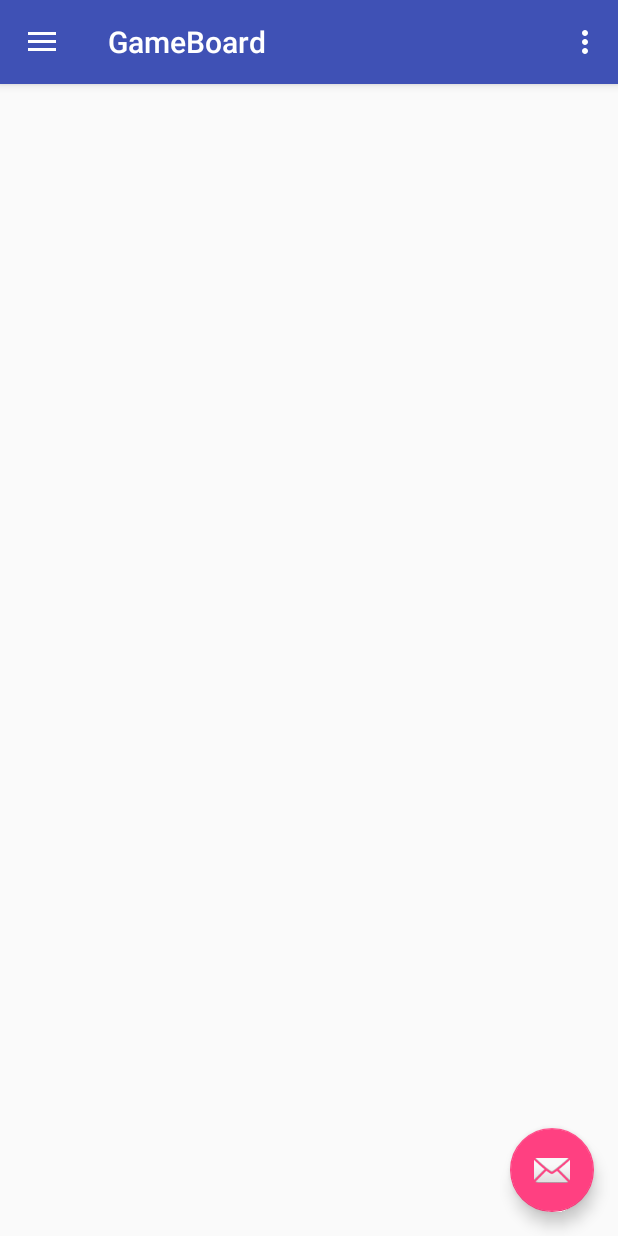
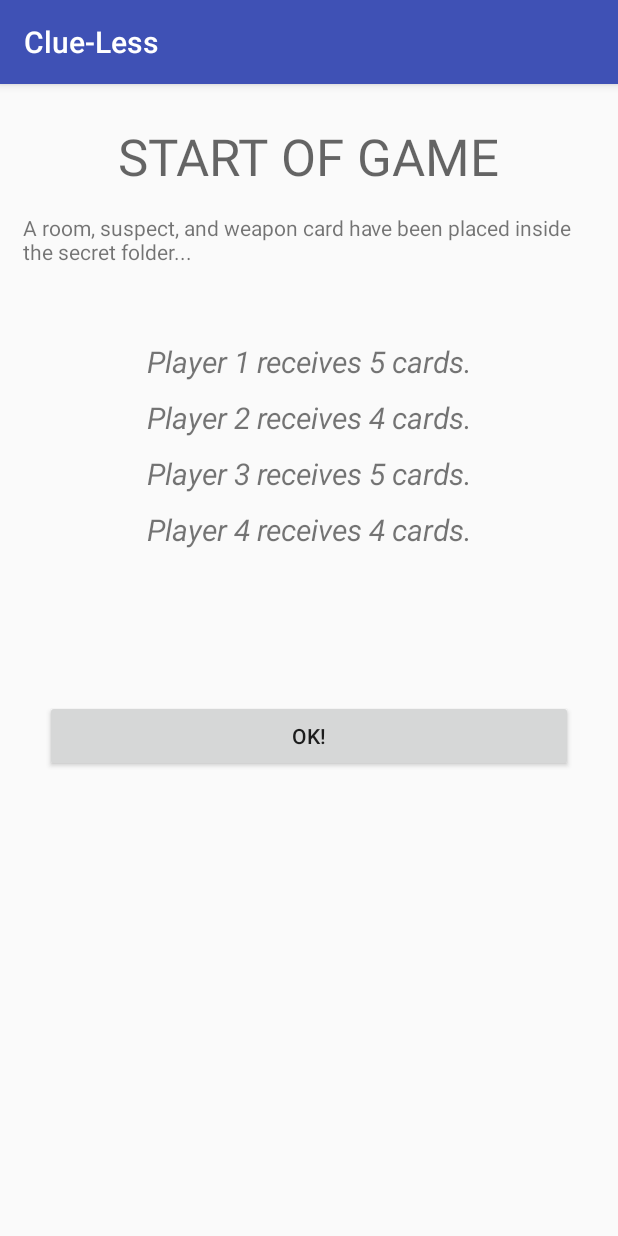
Before and after one commit to DasFireflies/android, an Android app: the LobbyActivity screen opened directly, with no data from a screen before it, after a tap on "START GAME!", on a phone screen of 412 x 824 dp. Run offline under Robolectric (Android 15) with nearby library versions, the phone set to English and light mode, and no system bars; 1 other tap on this screen came first.

Commit message:
Start of Game Message added

```diff
--- a/app/src/main/AndroidManifest.xml
+++ b/app/src/main/AndroidManifest.xml
@@ -21,7 +21,8 @@
             android:name=".GameBoard"
             android:label="@string/title_activity_game_board"
             android:theme="@style/AppTheme.NoActionBar" />
-        <activity android:name=".InvestigationPadActivity"></activity>
+        <activity android:name=".InvestigationPadActivity" />
+        <activity android:name=".StartOfGame"></activity>
     </application>
 
 </manifest>
--- a/app/src/main/java/com/jhu/fireflies/com/clue_less/LobbyActivity.java
+++ b/app/src/main/java/com/jhu/fireflies/com/clue_less/LobbyActivity.java
@@ -114,7 +114,7 @@ public class LobbyActivity extends AppCompatActivity {
             @Override
             public void onClick(View v) {
                 Intent intent = new Intent(LobbyActivity.this,
-                        GameBoard.class);
+                        StartOfGame.class);
 
                 startActivity(intent);
             }
--- /dev/null
+++ b/app/src/main/java/com/jhu/fireflies/com/clue_less/StartOfGame.java
@@ -0,0 +1,80 @@
+package com.jhu.fireflies.com.clue_less;
+
+import android.content.Intent;
+import android.support.v7.app.AppCompatActivity;
+import android.os.Bundle;
+import android.view.View;
+import android.widget.Button;
+import android.widget.ImageView;
+import android.widget.TextView;
+
+public class StartOfGame extends AppCompatActivity {
+
+    @Override
+    protected void onCreate(Bundle savedInstanceState) {
+        super.onCreate(savedInstanceState);
+        setContentView(R.layout.start_of_game_layout);
+
+        setAllPlayersInvisble();
+
+        setPlayerText(1, 5);
+        setPlayerText(2, 4);
+        setPlayerText(3, 5);
+        setPlayerText(4, 4);
+
+        Button okButton = (Button) findViewById(R.id.startOfGameClose);
+
+        okButton.setOnClickListener(new View.OnClickListener() {
+            @Override
+            public void onClick(View v) {
+                Intent intent = new Intent(StartOfGame.this,
+                        GameBoard.class);
+
+                startActivity(intent);
+            }
+        });
+    }
+
+    private void setAllPlayersInvisble(){
+
+        TextView textView = (TextView) findViewById(R.id.player1Start);
+        textView.setVisibility(View.INVISIBLE);
+        textView = (TextView) findViewById(R.id.player2Start);
+        textView.setVisibility(View.INVISIBLE);
+        textView = (TextView) findViewById(R.id.player3Start);
+        textView.setVisibility(View.INVISIBLE);
+        textView = (TextView) findViewById(R.id.player4Start);
+        textView.setVisibility(View.INVISIBLE);
+        textView = (TextView) findViewById(R.id.player5Start);
+        textView.setVisibility(View.INVISIBLE);
+        textView = (TextView) findViewById(R.id.player6Start);
+        textView.setVisibility(View.INVISIBLE);
+
+        return;
+    }
+
+    private void setPlayerText(int player, int numberOfCards){
+
+        int id = 0;
+        switch (player){
+            case 1: id = R.id.player1Start; break;
+            case 2: id = R.id.player2Start; break;
+            case 3: id = R.id.player3Start; break;
+            case 4: id = R.id.player4Start; break;
+            case 5: id = R.id.player5Start; break;
+            case 6: id = R.id.player6Start; break;
+        }
+
+        if(id <0 && id >6){
+            return; //invalid id given
+        }
+
+        TextView textView = (TextView) findViewById(id);
+        textView.setVisibility(View.VISIBLE);
+
+        String message = "Player " + player + " receives " + numberOfCards + " cards.";
+        textView.setText(message);
+        return;
+    }
+
+}
--- a/app/src/main/res/layout/investigation_pad_layout.xml
+++ b/app/src/main/res/layout/investigation_pad_layout.xml
@@ -76,7 +76,7 @@
                     android:layout_column="1"
                     android:layout_width="0dp"/>
                 <Button
-                    android:onClick="onInvestigationButtonClicked"
+                    android:onClick="onDebugClicked"
                     android:id="@+id/suspectGreen1"
                     android:layout_column="1"
                     android:layout_width="0dp"/>
--- /dev/null
+++ b/app/src/main/res/layout/start_of_game_layout.xml
@@ -0,0 +1,130 @@
+<?xml version="1.0" encoding="utf-8"?>
+<android.support.constraint.ConstraintLayout xmlns:android="http://schemas.android.com/apk/res/android"
+    xmlns:app="http://schemas.android.com/apk/res-auto"
+    xmlns:tools="http://schemas.android.com/tools"
+    android:layout_width="match_parent"
+    android:layout_height="match_parent"
+    tools:context="com.jhu.fireflies.com.clue_less.StartOfGame">
+
+    <TextView
+        android:id="@+id/startOfGameTitle"
+        android:layout_width="wrap_content"
+        android:layout_height="wrap_content"
+        android:text="START OF GAME"
+        android:textAppearance="@style/TextAppearance.AppCompat.Display1"
+        app:layout_constraintLeft_toLeftOf="parent"
+        app:layout_constraintRight_toRightOf="parent"
+        app:layout_constraintTop_toTopOf="parent"
+        android:layout_marginTop="25dp"
+        />
+
+    <TextView
+        android:id="@+id/startGameText"
+        android:layout_width="match_parent"
+        app:layout_constraintLeft_toLeftOf="parent"
+        app:layout_constraintRight_toRightOf="parent"
+        android:layout_height="wrap_content"
+        android:layout_marginLeft="15dp"
+        android:layout_marginRight="15dp"
+        android:text="@string/startOfGameMessage"
+        app:layout_constraintTop_toBottomOf="@id/startOfGameTitle"
+        android:layout_marginTop="15dp"/>
+
+    <TextView
+        android:id="@+id/player1Start"
+        android:layout_width="match_parent"
+        app:layout_constraintLeft_toLeftOf="parent"
+        app:layout_constraintRight_toRightOf="parent"
+        android:layout_height="wrap_content"
+        android:layout_marginLeft="15dp"
+        android:layout_marginRight="15dp"
+        android:text="Player 1"
+        android:gravity="center"
+        android:textSize="20dp"
+        android:textStyle="italic"
+        app:layout_constraintTop_toBottomOf="@id/startGameText"
+        android:layout_marginTop="50dp"/>
+    <TextView
+        android:id="@+id/player2Start"
+        android:layout_width="match_parent"
+        app:layout_constraintLeft_toLeftOf="parent"
+        app:layout_constraintRight_toRightOf="parent"
+        android:layout_height="wrap_content"
+        android:layout_marginLeft="15dp"
+        android:layout_marginRight="15dp"
+        android:text="Player 2"
+        android:gravity="center"
+        android:textSize="20dp"
+        android:textStyle="italic"
+        app:layout_constraintTop_toBottomOf="@id/player1Start"
+        android:layout_marginTop="10dp"/>
+    <TextView
+        android:id="@+id/player3Start"
+        android:layout_width="match_parent"
+        app:layout_constraintLeft_toLeftOf="parent"
+        app:layout_constraintRight_toRightOf="parent"
+        android:layout_height="wrap_content"
+        android:layout_marginLeft="15dp"
+        android:layout_marginRight="15dp"
+        android:text="Player 3"
+        android:gravity="center"
+        android:textSize="20dp"
+        android:textStyle="italic"
+        app:layout_constraintTop_toBottomOf="@id/player2Start"
+        android:layout_marginTop="10dp"/>
+    <TextView
+        android:id="@+id/player4Start"
+        android:layout_width="match_parent"
+        app:layout_constraintLeft_toLeftOf="parent"
+        app:layout_constraintRight_toRightOf="parent"
+        android:layout_height="wrap_content"
+        android:layout_marginLeft="15dp"
+        android:layout_marginRight="15dp"
+        android:text="Player 4"
+        android:gravity="center"
+        android:textSize="20dp"
+        android:textStyle="italic"
+        app:layout_constraintTop_toBottomOf="@id/player3Start"
+        android:layout_marginTop="10dp"/>
+    <TextView
+        android:id="@+id/player5Start"
+        android:layout_width="match_parent"
+        app:layout_constraintLeft_toLeftOf="parent"
+        app:layout_constraintRight_toRightOf="parent"
+        android:layout_height="wrap_content"
+        android:layout_marginLeft="15dp"
+        android:layout_marginRight="15dp"
+        android:text="Player 5"
+        android:gravity="center"
+        android:textSize="20dp"
+        android:textStyle="italic"
+        app:layout_constraintTop_toBottomOf="@id/player4Start"
+        android:layout_marginTop="10dp"/>
+    <TextView
+        android:id="@+id/player6Start"
+        android:layout_width="match_parent"
+        app:layout_constraintLeft_toLeftOf="parent"
+        app:layout_constraintRight_toRightOf="parent"
+        android:layout_height="wrap_content"
+        android:layout_marginLeft="15dp"
+        android:layout_marginRight="15dp"
+        android:text="Player 6"
+        android:gravity="center"
+        android:textSize="20dp"
+        android:textStyle="italic"
+        app:layout_constraintTop_toBottomOf="@id/player5Start"
+        android:layout_marginTop="10dp"/>
+    <Button
+        android:id="@+id/startOfGameClose"
+        app:layout_constraintTop_toBottomOf="@id/player6Start"
+        android:layout_width="match_parent"
+        android:layout_height="wrap_content"
+        app:layout_constraintLeft_toLeftOf="parent"
+        app:layout_constraintRight_toRightOf="parent"
+        android:layout_marginLeft="30dp"
+        android:layout_marginRight="30dp"
+        android:layout_marginTop="25dp"
+        android:gravity="center"
+        android:text="Ok!" />
+
+</android.support.constraint.ConstraintLayout>
--- a/app/src/main/res/menu/game_board_layout_drawer.xml
+++ b/app/src/main/res/menu/game_board_layout_drawer.xml
@@ -5,11 +5,11 @@
 
     <group android:checkableBehavior="single">ß
         <item
-            android:id="@+id/nav_gallery"
+            android:id="@+id/nav_startOfGame"
             android:icon="@drawable/ic_menu_gallery"
-            android:title="Secret Folder" />
+            android:title="Start of Game" />
         <item
-            android:id="@+id/nav_slideshow"
+            android:id="@+id/nav_suggestion"
             android:icon="@drawable/ic_menu_slideshow"
             android:title="Make Suggestion" />
         <item
@@ -21,7 +21,7 @@
     <item android:title="End Game">
         <menu>
             <item
-                android:id="@+id/nav_share"
+                android:id="@+id/nav_acuse"
                 android:icon="@drawable/ic_menu_share"
                 android:title="Make Accusation" />
         </menu>
--- a/app/src/main/res/values/strings.xml
+++ b/app/src/main/res/values/strings.xml
@@ -13,5 +13,7 @@
     <string name="navigation_drawer_open">Open navigation drawer</string>
     <string name="navigation_drawer_close">Close navigation drawer</string>
 
+    <string name="startOfGameMessage">A room, suspect, and weapon card have been placed inside the secret folder...</string>
+
     <string name="action_settings">Settings</string>
 </resources>
```
Also changed, not shown: app/src/main/java/com/jhu/fireflies/com/clue_less/GameBoard.java (+8 -0 lines), app/src/main/java/com/jhu/fireflies/com/clue_less/InvestigationPadActivity.java (+128 -8 lines), 52 other files.
